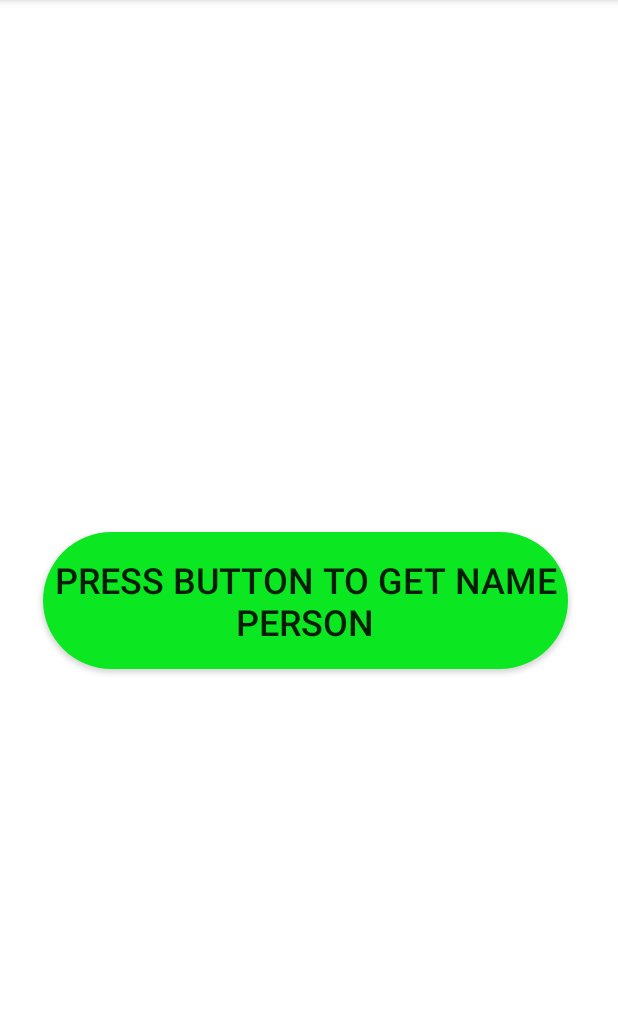
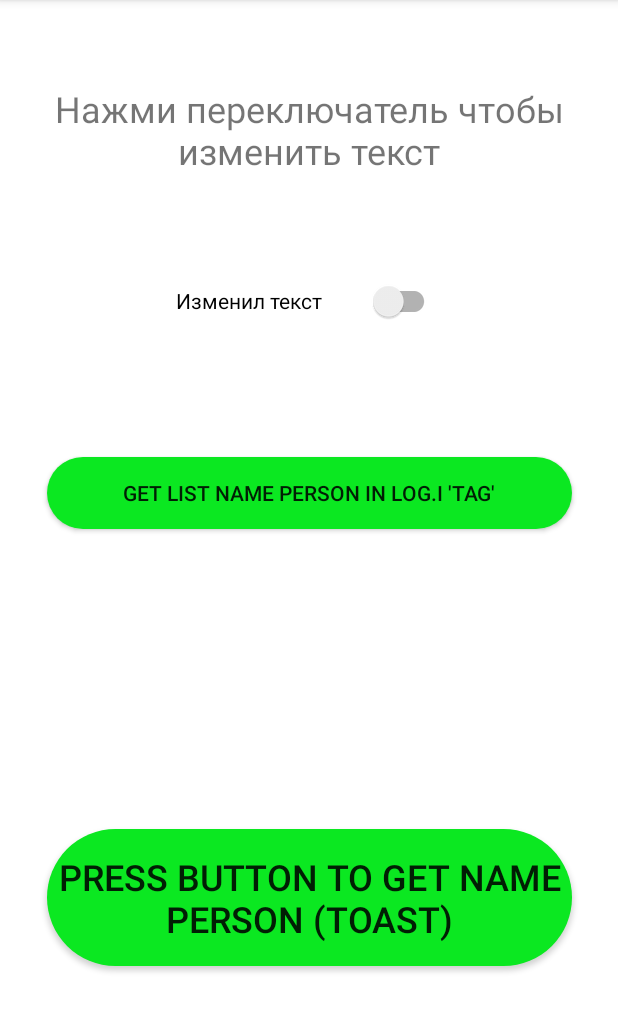
Before and after one commit to Agodimon/Android-with-Kotlin, an Android app: the screen it shows after launch (MainActivity), on a phone screen of 412 x 824 dp, the part 84-1116 px from its top. Run offline under Robolectric (Android 15) with nearby library versions, the phone set to English and light mode, and no system bars.

```diff
--- a/app/src/main/java/com/bignerdranch/android/androidwithkotlin/MainActivity.kt
+++ b/app/src/main/java/com/bignerdranch/android/androidwithkotlin/MainActivity.kt
@@ -1,43 +1,82 @@
 package com.bignerdranch.android.androidwithkotlin
 
-import android.graphics.Color
-import androidx.appcompat.app.AppCompatActivity
+import android.annotation.SuppressLint
 import android.os.Bundle
 import android.util.Log
 import android.view.Gravity
 import android.view.View
-import android.view.ViewGroup
-import android.widget.RelativeLayout
 import android.widget.TextView
 import android.widget.Toast
+import androidx.appcompat.app.AppCompatActivity
+import androidx.appcompat.widget.SwitchCompat
 
 class MainActivity : AppCompatActivity() {
     override fun onCreate(savedInstanceState: Bundle?) {
         super.onCreate(savedInstanceState)
         setContentView(R.layout.activity_main)
 
+
+
+        getChangeTextByPressSwitch()
+
+        val btnPersList = findViewById<View>(R.id.btn_getListPerson)
+        btnPersList.setOnClickListener(View.OnClickListener { view ->
+            GetNamePersonList()
+        })
+
         val btn = findViewById<View>(R.id.btn_getNamePerson)
         btn.setOnClickListener(View.OnClickListener { view ->
             getNamePerson()
+        })
 
-        })
+
+    }
+
+    private fun getChangeTextByPressSwitch() {
+        val switchChangeText = findViewById<SwitchCompat>(R.id.sw_switch1)
+        switchChangeText.setOnClickListener() {
+            when (switchChangeText.isChecked) {
+                true -> getTextOnPressSwitch()
+                else -> getTextOnPressSwitchOne()
+            }
+        }
+
+    }
+
+    @SuppressLint("SetTextI18n")
+    private fun getTextOnPressSwitch() {
+        val texts = findViewById<TextView>(R.id.textView_for_switch)
+        texts.text = "изменил текст, switch нажат(активен)"
+    }
+
+    @SuppressLint("SetTextI18n")
+    private fun getTextOnPressSwitchOne() {
+        val textsOne = findViewById<TextView>(R.id.textView_for_switch)
+        textsOne.text = "еще раз нажми switch"
+    }
+
+    private fun GetNamePersonList() {
+        for (namePers in NamePerson.values()) {
+            Log.i("TAG", "${namePers.firstNameOne} ${namePers.secondNameTwo}")
+        }
     }
 
     private fun getNamePerson() {
         val data = Person("Dmitri", "Agoshkov")
-        val data2=data.copy("Ivan","Petrov")
+        val data2 = data.copy("Ivan", "Petrov")
 
         val toast = Toast.makeText(
-                this, "Name:${data.firstName} ${data.secondName}",
-                Toast.LENGTH_LONG
-            )
+            this, "Name:${data.firstName} ${data.secondName}",
+            Toast.LENGTH_LONG
+        )
         toast.setGravity(Gravity.TOP, 10, 50)
         toast.show()
 
-        for(n in 1..10) {
-            Log.i("TAG","$n")
+        for (n in 1..10) {
+            Log.i("TAG", "$n")
         }
 
-        Log.i("TAG","${data2.firstName} ${data2.secondName}" )
+        Log.i("TAG", "${data2.firstName} ${data2.secondName}")
     }
+
 }
--- /dev/null
+++ b/app/src/main/java/com/bignerdranch/android/androidwithkotlin/NamePerson.kt
@@ -0,0 +1,9 @@
+package com.bignerdranch.android.androidwithkotlin
+
+enum class NamePerson(val firstNameOne: String, val secondNameTwo: String) {
+    Popov("Ivan Petrovich", "Popov"),
+    Fedorov("Anatoliy Ivanovich", "Fedorov"),
+    Mezrin("Nikolay Davidovich", "Mezrin"),
+    Laptev("Vladimir Anatolievich", "Laptev"),
+    Kiselev("Arkadiy Vladimirovich","Kiselev")
+}
--- a/app/src/main/res/layout/activity_main.xml
+++ b/app/src/main/res/layout/activity_main.xml
@@ -10,14 +10,50 @@
         android:id="@+id/btn_getNamePerson"
         android:layout_width="350dp"
         android:layout_height="91dp"
-        android:layout_marginTop="32dp"
+        android:layout_marginTop="76dp"
+
         android:background="@drawable/btn_round"
         android:text="@string/press_button_to_get_name_person"
         android:textSize="24sp"
-
         app:layout_constraintBottom_toBottomOf="parent"
         app:layout_constraintEnd_toEndOf="parent"
-        app:layout_constraintHorizontal_bias="0.464"
+        app:layout_constraintStart_toStartOf="parent"
+        app:layout_constraintTop_toBottomOf="@+id/btn_getListPerson" />
+
+    <androidx.appcompat.widget.AppCompatButton
+        android:id="@+id/btn_getListPerson"
+
+        android:layout_width="0dp"
+        android:layout_height="wrap_content"
+        android:layout_marginTop="76dp"
+
+        android:background="@drawable/btn_round"
+        android:text="@string/get_list_name_person_in_log_i_tag"
+        app:layout_constraintEnd_toEndOf="@+id/btn_getNamePerson"
+        app:layout_constraintHorizontal_bias="1.0"
+        app:layout_constraintStart_toStartOf="@+id/btn_getNamePerson"
+        app:layout_constraintTop_toBottomOf="@+id/sw_switch1" />
+
+    <androidx.appcompat.widget.SwitchCompat
+        android:id="@+id/sw_switch1"
+        android:layout_width="176dp"
+        android:layout_height="56dp"
+        android:layout_marginTop="56dp"
+        android:text="@string/switch_change_text"
+        app:layout_constraintEnd_toEndOf="parent"
+        app:layout_constraintHorizontal_bias="0.497"
+        app:layout_constraintStart_toStartOf="parent"
+        app:layout_constraintTop_toBottomOf="@+id/textView_for_switch" />
+
+    <TextView
+        android:id="@+id/textView_for_switch"
+        android:layout_width="wrap_content"
+        android:layout_height="wrap_content"
+        android:layout_marginTop="56dp"
+        android:text="@string/text_change"
+        android:textAlignment="center"
+        android:textSize="24sp"
+        app:layout_constraintEnd_toEndOf="parent"
         app:layout_constraintStart_toStartOf="parent"
         app:layout_constraintTop_toTopOf="parent" />
 </androidx.constraintlayout.widget.ConstraintLayout>
--- a/app/src/main/res/values/strings.xml
+++ b/app/src/main/res/values/strings.xml
@@ -1,4 +1,7 @@
 <resources>
     <string name="app_name">Android with Kotlin</string>
-    <string name="press_button_to_get_name_person">Press button to get name person</string>
+    <string name="press_button_to_get_name_person">Press button to get name person (Toast)</string>
+    <string name="get_list_name_person_in_log_i_tag">Get List Name Person in Log.i \'TAG\'</string>
+    <string name="switch_change_text">Изменил текст</string>
+    <string name="text_change">Нажми переключатель чтобы изменить текст</string>
 </resources>
```
